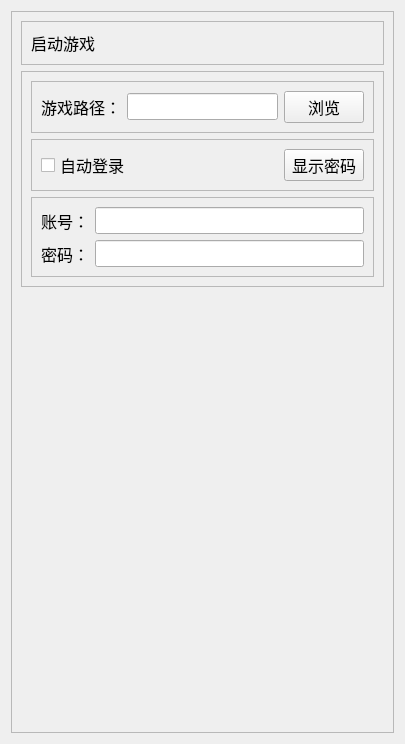
Old version of the form res/ui/set_01.ui in the repository Shasnow/StarRailAssistant.
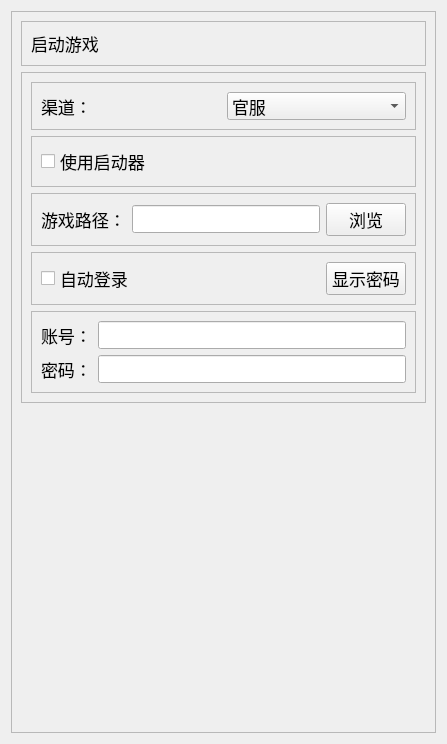
New version of the form.

Patch:
```diff
--- a/res/ui/set_01.ui
+++ b/res/ui/set_01.ui
@@ -6,13 +6,13 @@
    <rect>
     <x>0</x>
     <y>0</y>
-    <width>405</width>
+    <width>447</width>
     <height>744</height>
    </rect>
   </property>
   <property name="font">
    <font>
-    <pointsize>12</pointsize>
+    <pointsize>13</pointsize>
    </font>
   </property>
   <property name="windowTitle">
@@ -77,10 +77,62 @@
            <property name="frameShadow">
             <enum>QFrame::Shadow::Raised</enum>
            </property>
-           <layout class="QHBoxLayout" name="horizontalLayout_2">
+           <layout class="QHBoxLayout" name="horizontalLayout_4">
             <item>
              <widget class="QLabel" name="label2_1">
               <property name="text">
+               <string>渠道：</string>
+              </property>
+             </widget>
+            </item>
+            <item>
+             <widget class="QComboBox" name="comboBox2_1">
+              <item>
+               <property name="text">
+                <string>官服</string>
+               </property>
+              </item>
+              <item>
+               <property name="text">
+                <string>bilibili</string>
+               </property>
+              </item>
+             </widget>
+            </item>
+           </layout>
+          </widget>
+         </item>
+         <item>
+          <widget class="QFrame" name="frame_3">
+           <property name="frameShape">
+            <enum>QFrame::Shape::StyledPanel</enum>
+           </property>
+           <property name="frameShadow">
+            <enum>QFrame::Shadow::Raised</enum>
+           </property>
+           <layout class="QHBoxLayout" name="horizontalLayout_5">
+            <item>
+             <widget class="QCheckBox" name="checkBox2_4">
+              <property name="text">
+               <string>使用启动器</string>
+              </property>
+             </widget>
+            </item>
+           </layout>
+          </widget>
+         </item>
+         <item>
+          <widget class="QFrame" name="frame2_2">
+           <property name="frameShape">
+            <enum>QFrame::Shape::StyledPanel</enum>
+           </property>
+           <property name="frameShadow">
+            <enum>QFrame::Shadow::Raised</enum>
+           </property>
+           <layout class="QHBoxLayout" name="horizontalLayout_2">
+            <item>
+             <widget class="QLabel" name="label2_2">
+              <property name="text">
                <string>游戏路径：</string>
               </property>
              </widget>
@@ -89,7 +141,7 @@
              <widget class="QLineEdit" name="lineEdit2_1"/>
             </item>
             <item>
-             <widget class="QPushButton" name="pushButton2_1">
+             <widget class="QPushButton" name="pushButton2_2">
               <property name="text">
                <string>浏览</string>
               </property>
@@ -99,7 +151,7 @@
           </widget>
          </item>
          <item>
-          <widget class="QFrame" name="frame2_2">
+          <widget class="QFrame" name="frame2_3">
            <property name="frameShape">
             <enum>QFrame::Shape::StyledPanel</enum>
            </property>
@@ -128,7 +180,7 @@
              </spacer>
             </item>
             <item>
-             <widget class="QPushButton" name="pushButton2_2">
+             <widget class="QPushButton" name="pushButton2_3">
               <property name="text">
                <string>显示密码</string>
               </property>
@@ -138,7 +190,7 @@
           </widget>
          </item>
          <item>
-          <widget class="QFrame" name="frame2_3">
+          <widget class="QFrame" name="frame2_4">
            <property name="frameShape">
             <enum>QFrame::Shape::StyledPanel</enum>
            </property>
```
Left out of the diff: 14 changed lines with no effect on the pictures.
